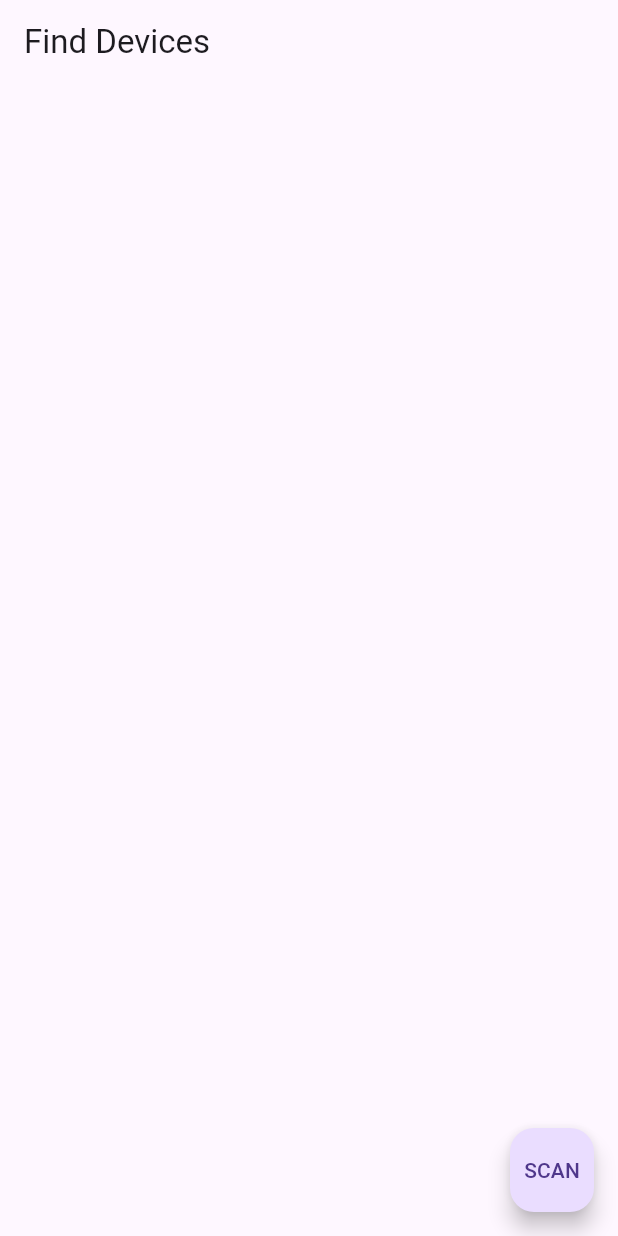
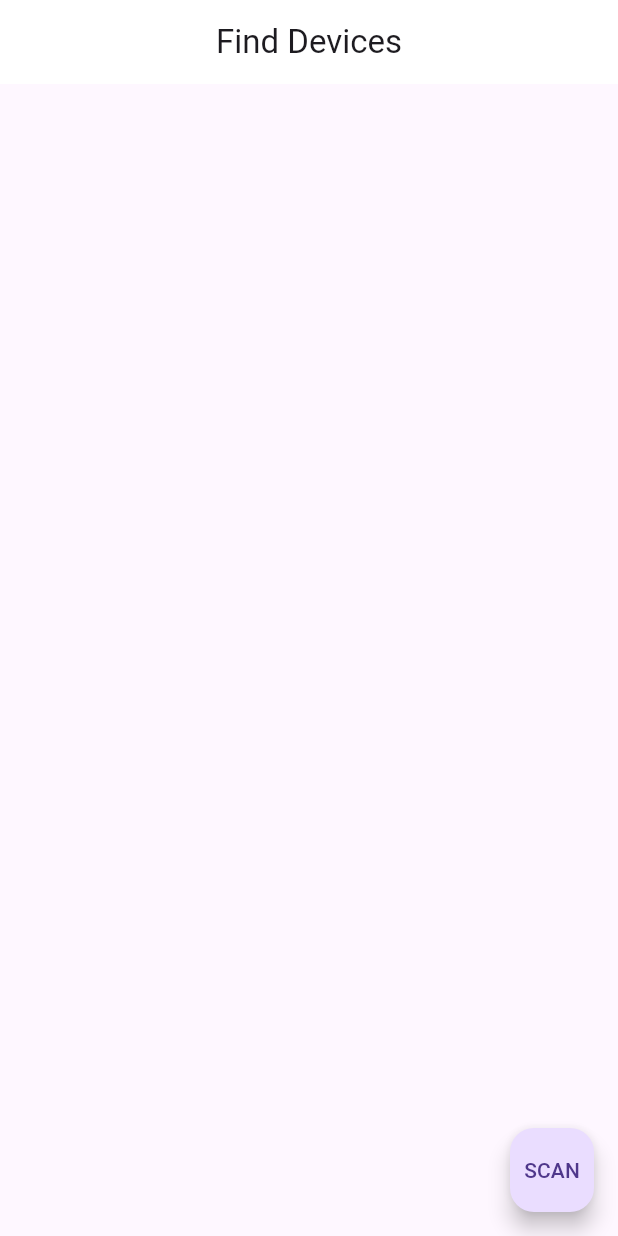
Before and after one commit to mzunohkaru/Flutter-Sample-Bluetooth-blue_plus, a Flutter app: the screen it shows after launch, on a phone screen of 412 x 824 dp. Run offline on Flutter 3.47's test engine with Material 3 defaults, Android fonts, the light colour scheme and no system bars; our stand-ins replace flutter_blue_plus; missing offline and left inert: modern_player.

Commit message:
second commit

```diff
--- a/lib/main.dart
+++ b/lib/main.dart
@@ -8,7 +8,6 @@ import 'package:flutter/material.dart';
 import 'package:flutter_blue_plus/flutter_blue_plus.dart';
 import 'package:flutter_blue_plus_sample/view/bluetooth_off_screen.dart';
 import 'package:flutter_blue_plus_sample/view/scan_screen.dart';
-
 
 void main() {
   FlutterBluePlus.setLogLevel(LogLevel.verbose, color: true);
@@ -30,7 +29,8 @@ class _FlutterBlueAppState extends State<FlutterBlueApp> {
   @override
   void initState() {
     super.initState();
-    _adapterStateStateSubscription = FlutterBluePlus.adapterState.listen((state) {
+    _adapterStateStateSubscription =
+        FlutterBluePlus.adapterState.listen((state) {
       _adapterState = state;
       setState(() {});
     });
@@ -49,7 +49,13 @@ class _FlutterBlueAppState extends State<FlutterBlueApp> {
         : BluetoothOffScreen(adapterState: _adapterState);
 
     return MaterialApp(
-      color: Colors.lightBlue,
+      theme: ThemeData(
+          appBarTheme: const AppBarTheme(
+            backgroundColor: Colors.white,
+            centerTitle: true,
+            elevation: 0,
+          ),
+          useMaterial3: true),
       home: screen,
       navigatorObservers: [BluetoothAdapterStateObserver()],
     );
@@ -64,9 +70,12 @@ class BluetoothAdapterStateObserver extends NavigatorObserver {
     super.didPush(route, previousRoute);
     if (route.settings.name == '/DeviceScreen') {
       // Start listening to Bluetooth state changes when a new route is pushed
-      _adapterStateSubscription ??= FlutterBluePlus.adapterState.listen((state) {
+      // 新しいルートがプッシュされると、Bluetoothの状態変化をリッスンし始める
+      _adapterStateSubscription ??=
+          FlutterBluePlus.adapterState.listen((state) {
         if (state != BluetoothAdapterState.on) {
           // Pop the current route if Bluetooth is off
+          // Bluetoothがオフの場合、現在のルートをポップする
           navigator?.pop();
         }
       });
@@ -77,6 +86,7 @@ class BluetoothAdapterStateObserver extends NavigatorObserver {
   void didPop(Route route, Route? previousRoute) {
     super.didPop(route, previousRoute);
     // Cancel the subscription when the route is popped
+    // ルートが他のデバイスからの通信を受信、送信する際に、その通信内容やパラメーターなどを確認や変更したりする時、サブスクリプションをキャンセルする
     _adapterStateSubscription?.cancel();
     _adapterStateSubscription = null;
   }
--- a/lib/view/scan_screen.dart
+++ b/lib/view/scan_screen.dart
@@ -53,9 +53,11 @@ class _ScanScreenState extends State<ScanScreen> {
     super.dispose();
   }
 
+  // Bluetoothデバイスのスキャンを開始
   Future onScanPressed() async {
     try {
       // android is slow when asking for all advertisments,
+      // アンドロイドはすべての接続を要求すると遅い
       // so instead we only ask for 1/8 of them
       int divisor = Platform.isAndroid ? 8 : 1;
       await FlutterBluePlus.startScan(
@@ -74,6 +76,7 @@ class _ScanScreenState extends State<ScanScreen> {
     }
   }
 
+  // 選択されたBluetoothデバイスに接続します
   void onConnectPressed(BluetoothDevice device) {
     device.connectAndUpdateStream().catchError((e) {
       Snackbar.show(ABC.c, prettyException("Connect Error:", e), success: false);
@@ -103,9 +106,11 @@ class _ScanScreenState extends State<ScanScreen> {
     }
   }
 
+  // 接続済みデバイスの表示
   List<Widget> _buildConnectedDeviceTiles(BuildContext context) {
     return _connectedDevices
         .map(
+          // すでに接続されているBluetoothデバイスのリストを表示します
           (d) => ConnectedDeviceTile(
             device: d,
             onOpen: () => Navigator.of(context).push(
@@ -120,6 +125,7 @@ class _ScanScreenState extends State<ScanScreen> {
         .toList();
   }
 
+  // スキャン結果の表示
   List<Widget> _buildScanResultTiles(BuildContext context) {
     return _scanResults
         .map(
--- a/lib/widgets/characteristic_tile.dart
+++ b/lib/widgets/characteristic_tile.dart
@@ -126,8 +126,11 @@ class _CharacteristicTileState extends State<CharacteristicTile> {
     return Row(
       mainAxisSize: MainAxisSize.min,
       children: [
+        // Characteristic が読み取り可能な場合
         if (read) buildReadButton(context),
+        // Characteristic が書き込み可能な場合
         if (write) buildWriteButton(context),
+        // Characteristic が通知と指示が可能な場合
         if (notify || indicate) buildSubscribeButton(context),
       ],
     );
--- a/lib/widgets/connected_device_tile.dart
+++ b/lib/widgets/connected_device_tile.dart
@@ -53,8 +53,8 @@ class _ConnectedDeviceTileState extends State<ConnectedDeviceTile> {
       title: Text(widget.device.platformName),
       subtitle: Text(widget.device.remoteId.toString()),
       trailing: ElevatedButton(
+        onPressed: isConnected ? widget.onOpen : widget.onConnect,
         child: isConnected ? const Text('OPEN') : const Text('CONNECT'),
-        onPressed: isConnected ? widget.onOpen : widget.onConnect,
       ),
     );
   }
--- a/lib/widgets/scan_result_tile.dart
+++ b/lib/widgets/scan_result_tile.dart
@@ -80,12 +80,12 @@ class _ScanResultTileState extends State<ScanResultTile> {
 
   Widget _buildConnectButton(BuildContext context) {
     return ElevatedButton(
-      child: isConnected ? const Text('OPEN') : const Text('CONNECT'),
       style: ElevatedButton.styleFrom(
         backgroundColor: Colors.black,
         foregroundColor: Colors.white,
       ),
       onPressed: (widget.result.advertisementData.connectable) ? widget.onTap : null,
+      child: isConnected ? const Text('OPEN') : const Text('CONNECT'),
     );
   }
 
@@ -129,6 +129,7 @@ class _ScanResultTileState extends State<ScanResultTile> {
           _buildAdvRow(context, 'Service UUIDs', getNiceServiceUuids(adv.serviceUuids)),
         if (adv.serviceData.isNotEmpty)
           _buildAdvRow(context, 'Service Data', getNiceServiceData(adv.serviceData)),
+
       ],
     );
   }
```
Also changed, not shown: lib/sample/sample.dart (added, +29 -0 lines), lib/view/device_screen.dart (+7 -8 lines), 1 other file.
